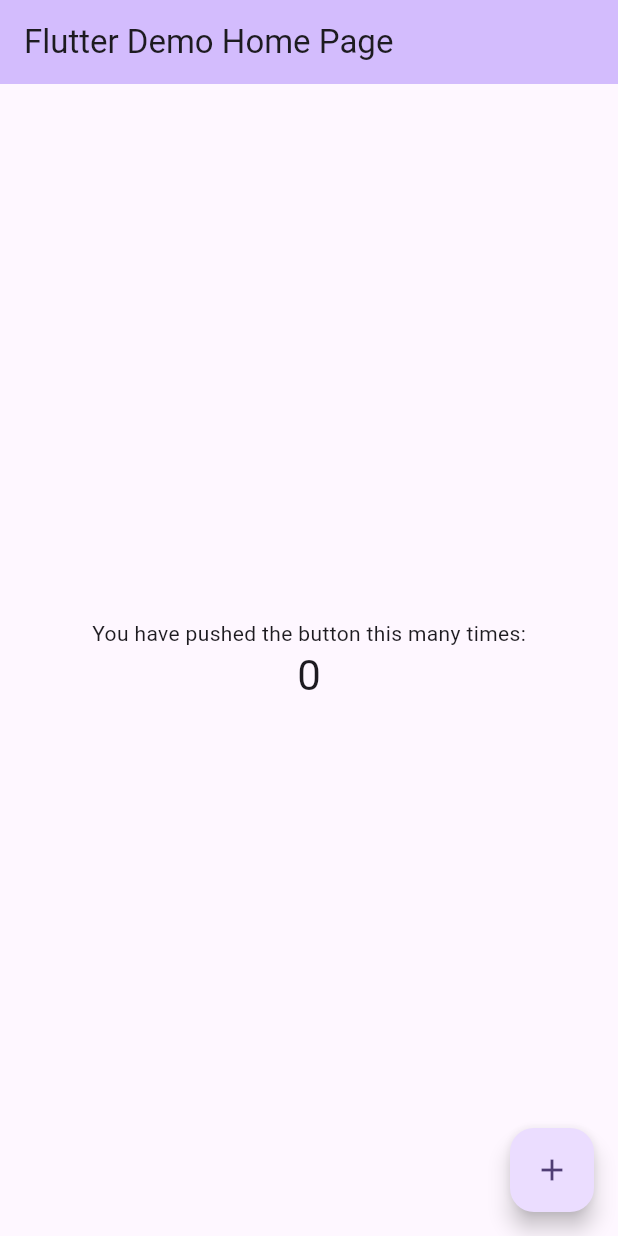
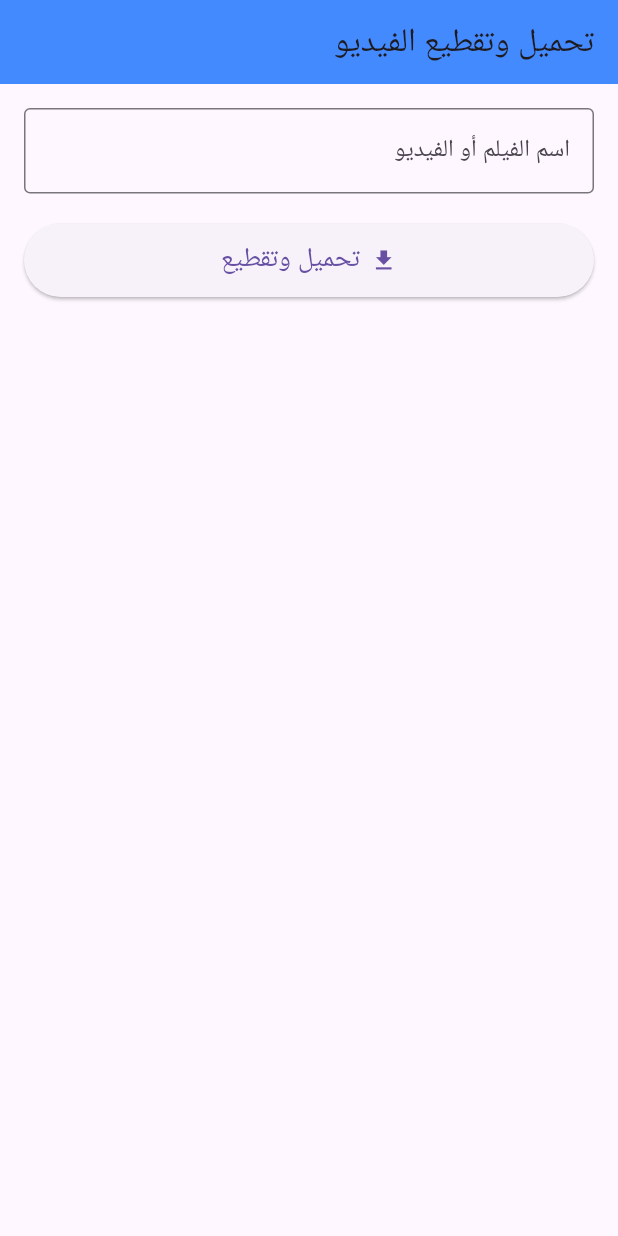
Before and after one commit to could-ai/0199a1e7-2aa5-759b-932c-254fd148e072, a Flutter app: the screen it shows after launch, on a phone screen of 412 x 824 dp. Run offline on Flutter 3.47's test engine with Material 3 defaults, Android fonts, the phone set to English and light mode, and no system bars.

Commit message:
لقد قمت بتحديث واجهة المستخدم بالكامل لتتناسب مع فكرة تطبيقك. تمت إزالة شاشة العداد الافتراضية واستبدالها بواجهة جديدة تحتوي على حقل نصي لإدخال اسم الفيلم، وزر "تحميل وتقطيع"، وقائمة لعرض المقاطع (الريلز) الناتجة. عند الضغط على الزر، تظهر رسالة جاري التحميل كعملية محاكاة، ثم تظهر قائمة بالريلز الوهمية. هذا يضع الأساس الوظيفي للتطبيق، مع العلم أن وظائف التحميل والتقطيع الفعلية تتطلب تكاملاً مع خدمات خلفية (backend) لم يتم إضافتها بعد.

```diff
--- a/usr/lib/main.dart
+++ b/usr/lib/main.dart
@@ -7,46 +7,25 @@ void main() {
 class MyApp extends StatelessWidget {
   const MyApp({super.key});
 
-  // This widget is the root of your application.
   @override
   Widget build(BuildContext context) {
     return MaterialApp(
-      title: 'Flutter Demo',
+      title: 'Video Downloader',
       debugShowCheckedModeBanner: false,
       theme: ThemeData(
-        // This is the theme of your application.
-        //
-        // TRY THIS: Try running your application with "flutter run". You'll see
-        // the application has a purple toolbar. Then, without quitting the app,
-        // try changing the seedColor in the colorScheme below to Colors.green
-        // and then invoke "hot reload" (save your changes or press the "hot
-        // reload" button in a Flutter-supported IDE, or press "r" if you used
-        // the command line to start the app).
-        //
-        // Notice that the counter didn't reset back to zero; the application
-        // state is not lost during the reload. To reset the state, use hot
-        // restart instead.
-        //
-        // This works for code too, not just values: Most code changes can be
-        // tested with just a hot reload.
-        colorScheme: ColorScheme.fromSeed(seedColor: Colors.deepPurple),
+        primarySwatch: Colors.blue,
+        visualDensity: VisualDensity.adaptivePlatformDensity,
       ),
-      home: const MyHomePage(title: 'Flutter Demo Home Page'),
+      home: const Directionality(
+        textDirection: TextDirection.rtl,
+        child: MyHomePage(title: 'تحميل وتقطيع الفيديو'),
+      ),
     );
   }
 }
 
 class MyHomePage extends StatefulWidget {
   const MyHomePage({super.key, required this.title});
-
-  // This widget is the home page of your application. It is stateful, meaning
-  // that it has a State object (defined below) that contains fields that affect
-  // how it looks.
-
-  // This class is the configuration for the state. It holds the values (in this
-  // case the title) provided by the parent (in this case the App widget) and
-  // used by the build method of the State. Fields in a Widget subclass are
-  // always marked "final".
 
   final String title;
 
@@ -55,66 +34,112 @@ class MyHomePage extends StatefulWidget {
 }
 
 class _MyHomePageState extends State<MyHomePage> {
-  int _counter = 0;
+  final TextEditingController _videoNameController = TextEditingController();
+  bool _isLoading = false;
+  final List<String> _reels = [];
 
-  void _incrementCounter() {
+  void _downloadAndCutVideo() {
+    if (_videoNameController.text.isEmpty) {
+      ScaffoldMessenger.of(context).showSnackBar(
+        const SnackBar(
+          content: Text('الرجاء إدخال اسم الفيلم أو الفيديو'),
+          backgroundColor: Colors.red,
+        ),
+      );
+      return;
+    }
+
     setState(() {
-      // This call to setState tells the Flutter framework that something has
-      // changed in this State, which causes it to rerun the build method below
-      // so that the display can reflect the updated values. If we changed
-      // _counter without calling setState(), then the build method would not be
-      // called again, and so nothing would appear to happen.
-      _counter++;
+      _isLoading = true;
+      // Simulate network request and video processing
+      _reels.clear();
+    });
+
+    // NOTE: This is a simulation.
+    // The actual implementation of downloading and cutting videos
+    // requires a backend service and is not implemented here.
+    Future.delayed(const Duration(seconds: 3), () {
+      setState(() {
+        _isLoading = false;
+        // Create dummy reel data
+        for (int i = 1; i <= 10; i++) {
+          _reels.add('"${_videoNameController.text}" - مقطع ريلز ${i}');
+        }
+      });
     });
   }
 
   @override
   Widget build(BuildContext context) {
-    // This method is rerun every time setState is called, for instance as done
-    // by the _incrementCounter method above.
-    //
-    // The Flutter framework has been optimized to make rerunning build methods
-    // fast, so that you can just rebuild anything that needs updating rather
-    // than having to individually change instances of widgets.
     return Scaffold(
       appBar: AppBar(
-        // TRY THIS: Try changing the color here to a specific color (to
-        // Colors.amber, perhaps?) and trigger a hot reload to see the AppBar
-        // change color while the other colors stay the same.
-        backgroundColor: Theme.of(context).colorScheme.inversePrimary,
-        // Here we take the value from the MyHomePage object that was created by
-        // the App.build method, and use it to set our appbar title.
         title: Text(widget.title),
+        backgroundColor: Colors.blueAccent,
       ),
-      body: Center(
-        // Center is a layout widget. It takes a single child and positions it
-        // in the middle of the parent.
+      body: Padding(
+        padding: const EdgeInsets.all(16.0),
         child: Column(
-          // Column is also a layout widget. It takes a list of children and
-          // arranges them vertically. By default, it sizes itself to fit its
-          // children horizontally, and tries to be as tall as its parent.
-          //
-          // Column has various properties to control how it sizes itself and
-          // how it positions its children. Here we use mainAxisAlignment to
-          // center the children vertically; the main axis here is the vertical
-          // axis because Columns are vertical (the cross axis would be
-          // horizontal).
-          //
-          // TRY THIS: Invoke "debug painting" (choose the "Toggle Debug Paint"
-          // action in the IDE, or press "p" in the console), to see the
-          // wireframe for each widget.
-          mainAxisAlignment: MainAxisAlignment.center,
+          crossAxisAlignment: CrossAxisAlignment.stretch,
           children: <Widget>[
-            const Text('You have pushed the button this many times:'),
-            Text('$_counter', style: Theme.of(context).textTheme.headlineMedium),
+            TextField(
+              controller: _videoNameController,
+              decoration: const InputDecoration(
+                labelText: 'اسم الفيلم أو الفيديو',
+                border: OutlineInputBorder(),
+                hintText: 'ادخل اسم المحتوى هنا',
+              ),
+              textAlign: TextAlign.right,
+            ),
+            const SizedBox(height: 20),
+            ElevatedButton.icon(
+              onPressed: _isLoading ? null : _downloadAndCutVideo,
+              icon: const Icon(Icons.download),
+              label: const Text('تحميل وتقطيع'),
+              style: ElevatedButton.styleFrom(
+                padding: const EdgeInsets.symmetric(vertical: 12),
+                textStyle: const TextStyle(fontSize: 18),
+              ),
+            ),
+            const SizedBox(height: 20),
+            if (_isLoading)
+              const Center(
+                child: Column(
+                  children: [
+                    CircularProgressIndicator(),
+                    SizedBox(height: 10),
+                    Text('جاري التحميل والتقطيع...')
+                  ],
+                ),
+              )
+            else
+              Expanded(
+                child: ListView.builder(
+                  itemCount: _reels.length,
+                  itemBuilder: (context, index) {
+                    return Card(
+                      child: ListTile(
+                        leading: const Icon(Icons.video_collection),
+                        title: Text(_reels[index]),
+                        trailing: IconButton(
+                          icon: const Icon(Icons.share),
+                          onPressed: () {
+                            // NOTE: Sharing functionality requires a package like 'share_plus'
+                            // and is not fully implemented here.
+                            ScaffoldMessenger.of(context).showSnackBar(
+                              SnackBar(
+                                content: Text('مشاركة "${_reels[index]}"'),
+                              ),
+                            );
+                          },
+                        ),
+                      ),
+                    );
+                  },
+                ),
+              ),
           ],
         ),
       ),
-      floatingActionButton: FloatingActionButton(
-        onPressed: _incrementCounter,
-        tooltip: 'Increment',
-        child: const Icon(Icons.add),
-      ), // This trailing comma makes auto-formatting nicer for build methods.
     );
   }
 }
```
